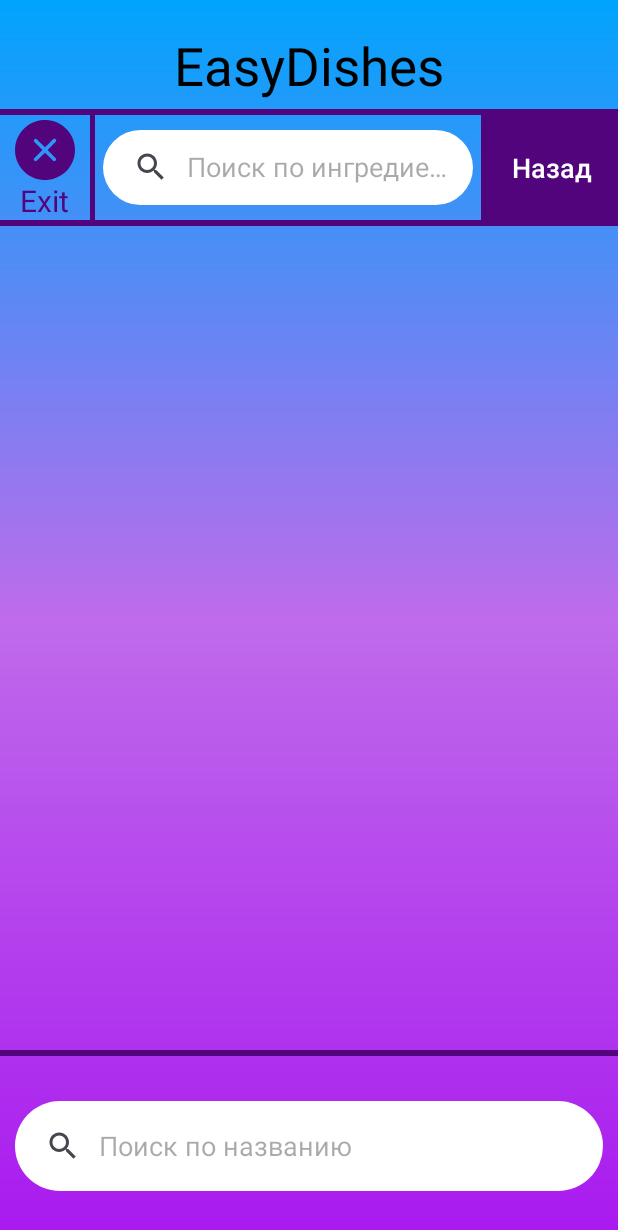
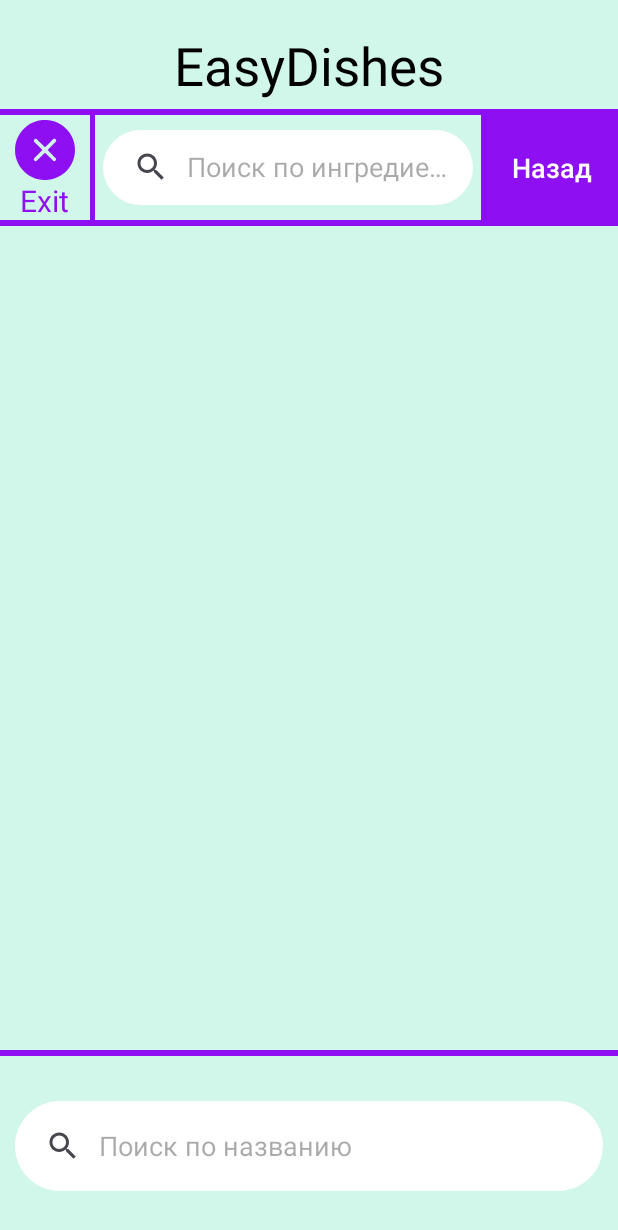
Before and after one commit to Ryqite/DishHelper-App, an Android app: the MainMenuActivity screen opened directly, with no data from a screen before it, on a phone screen of 412 x 824 dp. Shown: the top 1230 px of the screen. Run offline under Robolectric (Android 15) with nearby library versions, the phone set to English and light mode, and no system bars; our stand-ins replace Firebase (no records; nobody signed in at launch, a user with empty details on screens opened directly).

Commit message:
new design

```diff
--- a/app/src/main/res/drawable/ic_auth_bg.xml
+++ b/app/src/main/res/drawable/ic_auth_bg.xml
@@ -1,5 +1,7 @@
 <?xml version="1.0" encoding="utf-8"?>
 <shape xmlns:android="http://schemas.android.com/apk/res/android">
     <corners android:radius="30dp"></corners>
-    <solid android:color="@color/authentication_color"/>
+    <solid android:color="@color/white"/>
+    <stroke android:width="5dp"
+        android:color="@color/button_continue"/>
 </shape>
--- a/app/src/main/res/drawable/ic_img_reset.xml
+++ b/app/src/main/res/drawable/ic_img_reset.xml
@@ -5,6 +5,6 @@
     android:viewportHeight="512">
   <path
       android:pathData="M232.1,1c-49.7,4.8 -99,25.1 -137.6,56.5 -11.4,9.2 -29.4,27.4 -38.4,38.7 -22.9,28.7 -41.7,67.5 -49.5,102.3 -4.9,21.8 -6,32.5 -6,57.5 0,25 1.1,35.7 6,57.5 7.9,35.5 27.2,74.9 50.9,104 9.2,11.4 27.4,29.4 38.7,38.4 28.7,22.9 67.5,41.7 102.3,49.5 21.8,4.9 32.5,6 57.5,6 25,-0 35.7,-1.1 57.5,-6 26.1,-5.8 60.3,-20.4 82.8,-35.3 38.9,-25.9 68.8,-59.9 89.3,-101.6 12.5,-25.5 19.6,-48.4 24.1,-77.5 2.4,-16.1 2.4,-53.9 0,-70 -4.5,-29.1 -11.6,-52 -24.1,-77.5 -13.4,-27.2 -28.3,-48 -49.8,-69.2 -21.1,-20.9 -40.4,-34.6 -67.3,-47.8 -25.2,-12.4 -48.6,-19.7 -76.5,-24 -12.6,-1.9 -46.8,-2.7 -59.9,-1.5zM344.8,162.7c6.4,4.7 8.7,12 6.2,19 -0.6,1.5 -17.2,18.9 -36.8,38.5l-35.7,35.8 35.2,35.2c19.4,19.4 35.7,36.6 36.3,38.1 2.7,7.3 0,14.7 -6.9,19.4 -3.7,2.5 -9.1,3 -13.8,1.3 -1.5,-0.6 -18.7,-16.9 -38,-36.3l-35.3,-35.2 -35.7,35.7c-31.4,31.2 -36.3,35.8 -40.1,36.8 -11.5,3 -22.2,-7.7 -19.2,-19.3 1,-3.7 5.6,-8.7 36.8,-40l35.7,-35.7 -35.2,-35.3c-19.4,-19.3 -35.7,-36.5 -36.3,-38 -1.7,-4.7 -1.2,-10.1 1.3,-13.8 4.7,-6.9 12.1,-9.6 19.4,-6.9 1.5,0.6 18.7,16.9 38.1,36.3l35.2,35.2 35.8,-35.7c19.6,-19.7 36.8,-36.2 38.2,-36.8 3.7,-1.5 11.7,-0.6 14.8,1.7z"
-      android:fillColor="@color/low_divider"
+      android:fillColor="@color/button_continue"
       android:strokeColor="#00000000"/>
 </vector>
--- a/app/src/main/res/drawable/image_name_bg.xml
+++ b/app/src/main/res/drawable/image_name_bg.xml
@@ -3,5 +3,5 @@
 <corners
     android:radius="50dp"
     />
-    <solid android:color="@color/image_name_bg"/>
+    <solid android:color="#D1F6EA"/>
 </shape>
--- a/app/src/main/res/layout/activity_dish_page.xml
+++ b/app/src/main/res/layout/activity_dish_page.xml
@@ -5,7 +5,7 @@
     android:id="@+id/main_dish_page"
     android:layout_width="match_parent"
     android:layout_height="match_parent"
-    android:background="@drawable/ic_shape"
+    android:background="@color/white"
     tools:context=".ActivityDishPage">
 
     <androidx.constraintlayout.widget.ConstraintLayout
--- a/app/src/main/res/layout/activity_main.xml
+++ b/app/src/main/res/layout/activity_main.xml
@@ -5,7 +5,7 @@
     android:id="@+id/main_dish_page"
     android:layout_width="match_parent"
     android:layout_height="match_parent"
-    android:background="@drawable/ic_shape"
+    android:background="@color/white"
     tools:context=".MainActivity">
 
     <TextView
--- a/app/src/main/res/layout/activity_main_page.xml
+++ b/app/src/main/res/layout/activity_main_page.xml
@@ -4,7 +4,7 @@
     android:id="@+id/main_dish_page"
     android:layout_width="match_parent"
     android:layout_height="match_parent"
-    android:background="@drawable/ic_shape"
+    android:background="#D1F6EA"
     tools:context=".MainMenuActivity">
 
     <LinearLayout
@@ -31,7 +31,7 @@
             android:layout_width="match_parent"
             android:layout_height="4dp"
             android:layout_marginTop="5dp"
-            android:background="@color/low_divider" />
+            android:background="@color/button_continue" />
 
         <LinearLayout
             android:layout_width="match_parent"
@@ -60,7 +60,7 @@
                     android:layout_marginEnd="1dp"
                     android:gravity="center"
                     android:text="@string/exit"
-                    android:textColor="@color/low_divider"
+                    android:textColor="@color/button_continue"
                     android:textSize="20sp" />
             </LinearLayout>
 
@@ -68,7 +68,7 @@
                 android:id="@+id/vertical_divider1"
                 android:layout_width="3dp"
                 android:layout_height="match_parent"
-                android:background="@color/low_divider" />
+                android:background="@color/button_continue" />
 
             <SearchView
                 android:id="@+id/search_composition"
@@ -92,13 +92,13 @@
                 android:id="@+id/vertical_divider2"
                 android:layout_width="3dp"
                 android:layout_height="match_parent"
-                android:background="@color/low_divider" />
+                android:background="@color/button_continue" />
 
             <android.widget.Button
                 android:id="@+id/button2"
                 android:layout_width="wrap_content"
                 android:layout_height="match_parent"
-                android:background="@color/low_divider"
+                android:background="@color/button_continue"
                 android:onClick="backToAuthentication"
                 android:text="@string/return_button"
                 android:textAllCaps="false"
@@ -110,7 +110,7 @@
             android:id="@+id/divider2"
             android:layout_width="match_parent"
             android:layout_height="4dp"
-            android:background="@color/low_divider" />
+            android:background="@color/button_continue" />
 
         <androidx.recyclerview.widget.RecyclerView
             android:id="@+id/recyclerView"
@@ -122,7 +122,7 @@
             android:id="@+id/divider3"
             android:layout_width="match_parent"
             android:layout_height="4dp"
-            android:background="@color/low_divider" />
+            android:background="@color/button_continue" />
 
         <androidx.constraintlayout.widget.ConstraintLayout
             android:layout_width="match_parent"
--- a/app/src/main/res/layout/dish_item.xml
+++ b/app/src/main/res/layout/dish_item.xml
@@ -13,7 +13,7 @@
         android:id="@+id/item_layout"
         android:layout_width="match_parent"
         android:layout_height="wrap_content"
-        android:background="@drawable/item_bg"
+        android:background="@color/white"
         android:padding="15dp">
 
         <ImageView
```
